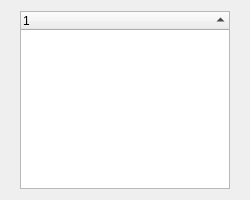
Old version of the form UI/glitch-structures.ui in the repository textbrowser/glitch.
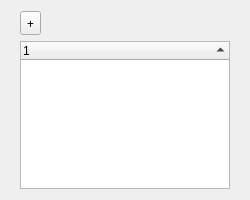
New version of the form. Icons and pictures are not drawn. Custom widgets are drawn as their Qt base class.

Commit message: Collapse or expand tree.

What changed in the file:
```diff
--- a/UI/glitch-structures.ui
+++ b/UI/glitch-structures.ui
@@ -27,6 +27,35 @@
       <property name="bottomMargin">
        <number>0</number>
       </property>
+      <item>
+       <layout class="QHBoxLayout" name="horizontalLayout">
+        <item>
+         <widget class="QToolButton" name="collapse">
+          <property name="font">
+           <font>
+            <family>Courier 10 Pitch</family>
+           </font>
+          </property>
+          <property name="text">
+           <string>+</string>
+          </property>
+         </widget>
+        </item>
+        <item>
+         <spacer name="horizontalSpacer">
+          <property name="orientation">
+           <enum>Qt::Horizontal</enum>
+          </property>
+          <property name="sizeHint" stdset="0">
+           <size>
+            <width>40</width>
+            <height>20</height>
+           </size>
+          </property>
+         </spacer>
+        </item>
+       </layout>
+      </item>
       <item>
        <widget class="glitch_structures_treewidget" name="tree">
         <property name="tabKeyNavigation">
```
Left out of the diff: 1 changed line with no effect on the pictures. The commit also changes 2 other files.
